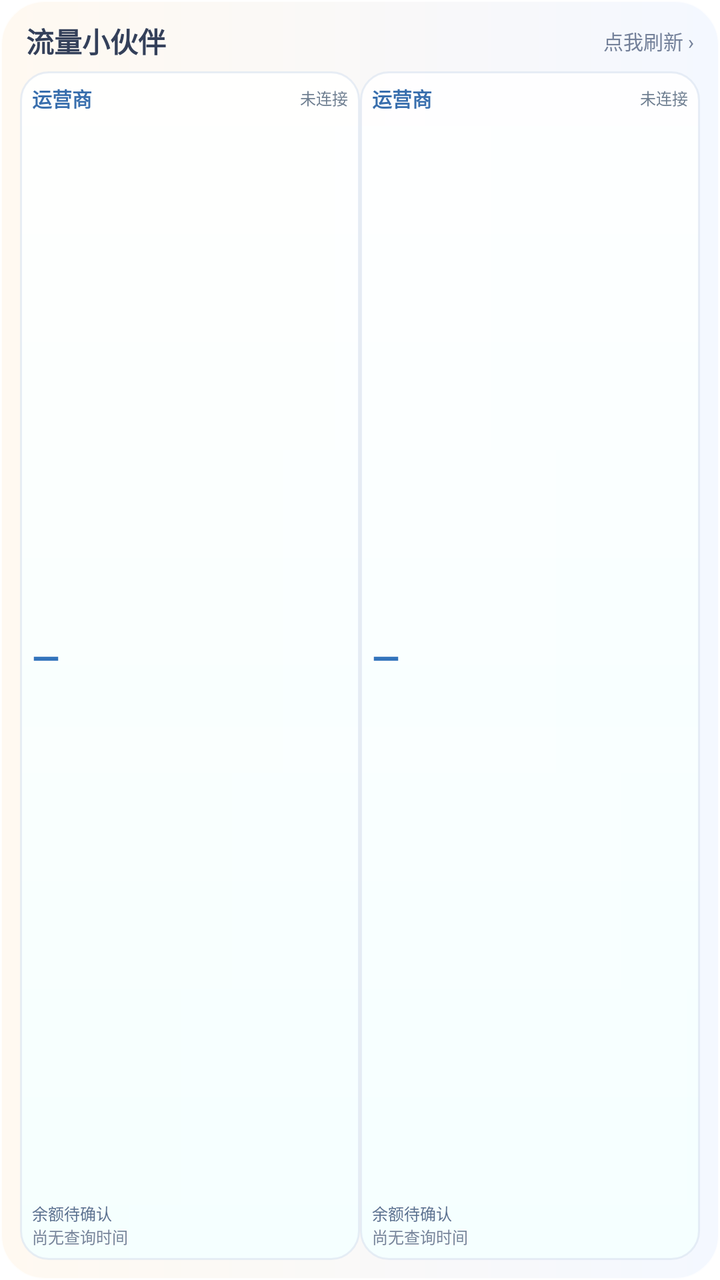
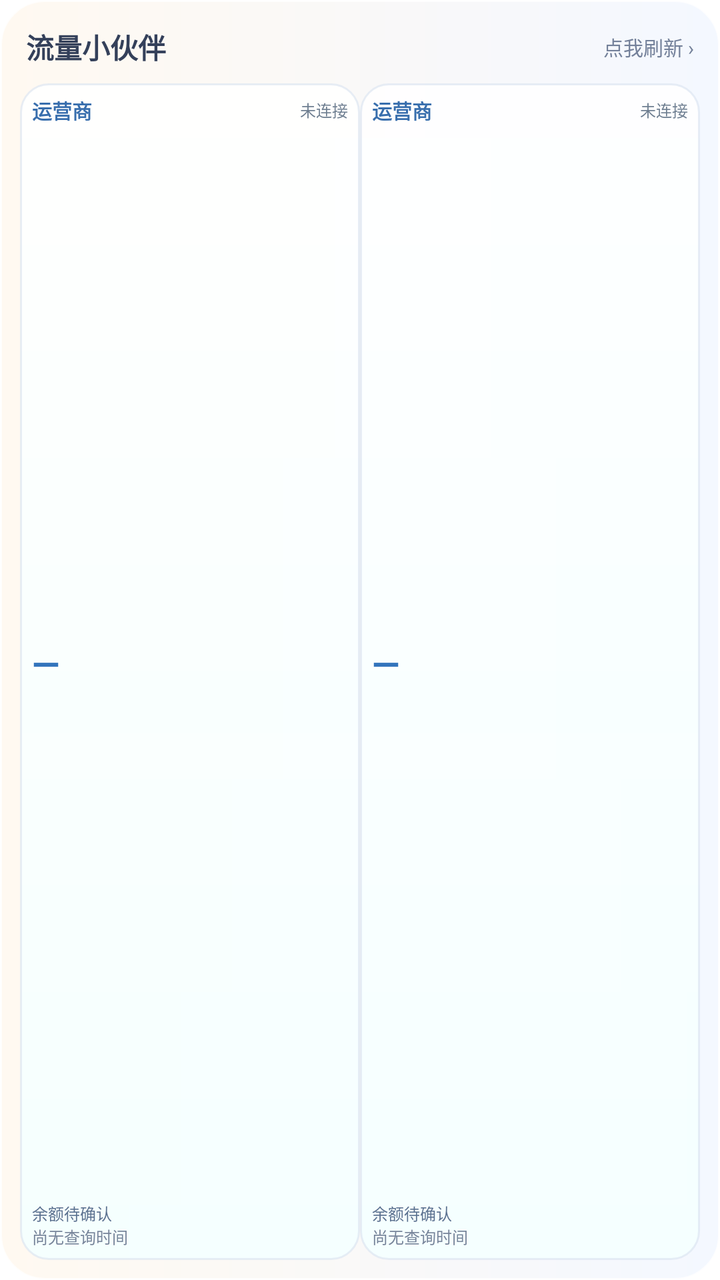

The first picture is an Android layout as it rendered before a commit; the second is the same layout after the commit. The layout source and the unified diff follow.
<!-- AndroidManifest.xml: fallback theme Theme.MaterialComponents.DayNight.NoActionBar -->
<!-- res/layout/traffic_widget.xml -->
<?xml version="1.0" encoding="utf-8"?>
<LinearLayout xmlns:android="http://schemas.android.com/apk/res/android"
    android:id="@+id/widget_root"
    android:layout_width="match_parent"
    android:layout_height="match_parent"
    android:orientation="vertical"
    android:padding="10dp"
    android:background="@drawable/widget_shell">

    <LinearLayout
        android:layout_width="match_parent"
        android:layout_height="wrap_content"
        android:gravity="center_vertical"
        android:orientation="horizontal"
        android:paddingStart="3dp"
        android:paddingEnd="3dp"
        android:paddingBottom="5dp">
        <TextView
            android:layout_width="0dp"
            android:layout_height="wrap_content"
            android:layout_weight="1"
            android:text="流量小伙伴"
            android:textColor="#34405A"
            android:textSize="14sp"
            android:textStyle="bold"
            android:maxLines="1" />
        <TextView
            android:layout_width="wrap_content"
            android:layout_height="wrap_content"
            android:text="点我刷新 ›"
            android:textColor="#74819A"
            android:textSize="10sp"
            android:maxLines="1" />
    </LinearLayout>
    <LinearLayout
        android:id="@+id/top_row"
        android:layout_width="match_parent"
        android:layout_height="0dp"
        android:layout_weight="1"
        android:orientation="horizontal">
        <LinearLayout
            android:id="@+id/slot_1"
            android:layout_width="0dp"
            android:layout_height="match_parent"
            android:layout_weight="1"
            android:orientation="vertical"
            android:padding="6dp"
            android:background="@drawable/widget_carrier_card">
            <LinearLayout
                android:layout_width="match_parent"
                android:layout_height="wrap_content"
                android:orientation="horizontal"
                android:gravity="center_vertical">
                <TextView
                    android:id="@+id/slot_1_name"
                    android:layout_width="0dp"
                    android:layout_height="wrap_content"
                    android:layout_weight="1"
                    android:text="运营商"
                    android:textColor="#386EAD"
                    android:textSize="10sp"
                    android:textStyle="bold"
                    android:maxLines="1" />
                <TextView
                    android:id="@+id/slot_1_state"
                    android:layout_width="wrap_content"
                    android:layout_height="wrap_content"
                    android:text="未连接"
                    android:textColor="#6F7F91"
                    android:textSize="8sp"
                    android:maxLines="1" />
            </LinearLayout>
            <TextView
                android:id="@+id/slot_1_amount"
                android:layout_width="match_parent"
                android:layout_height="0dp"
                android:layout_weight="1"
                android:gravity="center_vertical"
                android:text="—"
                android:textColor="#3374BC"
                android:textSize="18sp"
                android:textStyle="bold"
                android:singleLine="true"
                android:ellipsize="end" />
            <TextView
                android:id="@+id/slot_1_label"
                android:layout_width="match_parent"
                android:layout_height="wrap_content"
                android:text="余额待确认"
                android:textColor="#5C7190"
                android:textSize="8sp"
                android:maxLines="1"
                android:ellipsize="end" />
            <TextView
                android:id="@+id/slot_1_time"
                android:layout_width="match_parent"
                android:layout_height="wrap_content"
                android:text="尚无查询时间"
                android:textColor="#77849A"
                android:textSize="8sp"
                android:maxLines="1" />
        </LinearLayout>
        <TextView
            android:id="@+id/top_divider"
            android:layout_width="5dp"
            android:layout_height="match_parent"
            android:visibility="gone" />
        <LinearLayout
            android:id="@+id/slot_2"
            android:layout_width="0dp"
            android:layout_height="match_parent"
            android:layout_weight="1"
            android:orientation="vertical"
            android:padding="6dp"
            android:background="@drawable/widget_carrier_card">
            <LinearLayout
                android:layout_width="match_parent"
                android:layout_height="wrap_content"
                android:orientation="horizontal"
                android:gravity="center_vertical">
                <TextView
                    android:id="@+id/slot_2_name"
                    android:layout_width="0dp"
                    android:layout_height="wrap_content"
                    android:layout_weight="1"
                    android:text="运营商"
                    android:textColor="#386EAD"
                    android:textSize="10sp"
                    android:textStyle="bold"
                    android:maxLines="1" />
                <TextView
                    android:id="@+id/slot_2_state"
                    android:layout_width="wrap_content"
                    android:layout_height="wrap_content"
                    android:text="未连接"
                    android:textColor="#6F7F91"
                    android:textSize="8sp"
                    android:maxLines="1" />
            </LinearLayout>
            <TextView
                android:id="@+id/slot_2_amount"
                android:layout_width="match_parent"
                android:layout_height="0dp"
                android:layout_weight="1"
                android:gravity="center_vertical"
                android:text="—"
                android:textColor="#3374BC"
                android:textSize="18sp"
                android:textStyle="bold"
                android:singleLine="true"
                android:ellipsize="end" />
            <TextView
                android:id="@+id/slot_2_label"
                android:layout_width="match_parent"
                android:layout_height="wrap_content"
                android:text="余额待确认"
                android:textColor="#5C7190"
                android:textSize="8sp"
                android:maxLines="1"
                android:ellipsize="end" />
            <TextView
                android:id="@+id/slot_2_time"
                android:layout_width="match_parent"
                android:layout_height="wrap_content"
                android:text="尚无查询时间"
                android:textColor="#77849A"
                android:textSize="8sp"
                android:maxLines="1" />
        </LinearLayout>
    </LinearLayout>
    <TextView
        android:id="@+id/row_divider"
        android:layout_width="match_parent"
        android:layout_height="5dp"
        android:visibility="gone" />
    <LinearLayout
        android:id="@+id/bottom_row"
        android:layout_width="match_parent"
        android:layout_height="0dp"
        android:layout_weight="1"
        android:orientation="horizontal"
        android:visibility="gone">
        <LinearLayout
            android:id="@+id/slot_3"
            android:layout_width="0dp"
            android:layout_height="match_parent"
            android:layout_weight="1"
            android:orientation="vertical"
            android:padding="6dp"
            android:background="@drawable/widget_carrier_card">
            <LinearLayout
                android:layout_width="match_parent"
                android:layout_height="wrap_content"
                android:orientation="horizontal"
                android:gravity="center_vertical">
                <TextView
                    android:id="@+id/slot_3_name"
                    android:layout_width="0dp"
                    android:layout_height="wrap_content"
                    android:layout_weight="1"
                    android:text="运营商"
                    android:textColor="#386EAD"
                    android:textSize="10sp"
                    android:textStyle="bold"
                    android:maxLines="1" />
                <TextView
                    android:id="@+id/slot_3_state"
                    android:layout_width="wrap_content"
                    android:layout_height="wrap_content"
                    android:text="未连接"
                    android:textColor="#6F7F91"
                    android:textSize="8sp"
                    android:maxLines="1" />
            </LinearLayout>
            <TextView
                android:id="@+id/slot_3_amount"
                android:layout_width="match_parent"
                android:layout_height="0dp"
                android:layout_weight="1"
                android:gravity="center_vertical"
                android:text="—"
                android:textColor="#3374BC"
                android:textSize="18sp"
                android:textStyle="bold"
                android:singleLine="true"
                android:ellipsize="end" />
            <TextView
                android:id="@+id/slot_3_label"
                android:layout_width="match_parent"
                android:layout_height="wrap_content"
                android:text="余额待确认"
                android:textColor="#5C7190"
                android:textSize="8sp"
                android:maxLines="1"
                android:ellipsize="end" />
            <TextView
                android:id="@+id/slot_3_time"
                android:layout_width="match_parent"
                android:layout_height="wrap_content"
                android:text="尚无查询时间"
                android:textColor="#77849A"
                android:textSize="8sp"
                android:maxLines="1" />
        </LinearLayout>
        <TextView
            android:id="@+id/bottom_divider"
            android:layout_width="5dp"
            android:layout_height="match_parent"
            android:visibility="gone" />
        <LinearLayout
            android:id="@+id/slot_4"
            android:layout_width="0dp"
            android:layout_height="match_parent"
            android:layout_weight="1"
            android:orientation="vertical"
            android:padding="6dp"
            android:background="@drawable/widget_carrier_card">
            <LinearLayout
                android:layout_width="match_parent"
                android:layout_height="wrap_content"
                android:orientation="horizontal"
                android:gravity="center_vertical">
                <TextView
                    android:id="@+id/slot_4_name"
                    android:layout_width="0dp"
                    android:layout_height="wrap_content"
                    android:layout_weight="1"
                    android:text="运营商"
                    android:textColor="#386EAD"
                    android:textSize="10sp"
                    android:textStyle="bold"
                    android:maxLines="1" />
                <TextView
                    android:id="@+id/slot_4_state"
                    android:layout_width="wrap_content"
                    android:layout_height="wrap_content"
                    android:text="未连接"
                    android:textColor="#6F7F91"
                    android:textSize="8sp"
                    android:maxLines="1" />
            </LinearLayout>
            <TextView
                android:id="@+id/slot_4_amount"
                android:layout_width="match_parent"
                android:layout_height="0dp"
                android:layout_weight="1"
                android:gravity="center_vertical"
                android:text="—"
                android:textColor="#3374BC"
                android:textSize="18sp"
                android:textStyle="bold"
                android:singleLine="true"
                android:ellipsize="end" />
            <TextView
                android:id="@+id/slot_4_label"
                android:layout_width="match_parent"
                android:layout_height="wrap_content"
                android:text="余额待确认"
                android:textColor="#5C7190"
                android:textSize="8sp"
                android:maxLines="1"
                android:ellipsize="end" />
            <TextView
                android:id="@+id/slot_4_time"
                android:layout_width="match_parent"
                android:layout_height="wrap_content"
                android:text="尚无查询时间"
                android:textColor="#77849A"
                android:textSize="8sp"
                android:maxLines="1" />
        </LinearLayout>
    </LinearLayout>
    <TextView
        android:id="@+id/widget_empty"
        android:layout_width="match_parent"
        android:layout_height="0dp"
        android:layout_weight="1"
        android:gravity="center"
        android:text="先在应用里选择运营商"
        android:textColor="#74819A"
        android:textSize="12sp"
        android:visibility="gone" />
</LinearLayout>
<!-- resources referenced by this layout -->
<resources>
  <!-- drawable widget_carrier_card (drawable) -->
  <?xml version="1.0" encoding="utf-8"?>
  <shape xmlns:android="http://schemas.android.com/apk/res/android" android:shape="rectangle">
      <corners android:radius="14dp" />
      <gradient android:angle="90" android:startColor="#EAF4FFFF" android:endColor="#DFFFFFFF" />
      <stroke android:width="1dp" android:color="#A8DCE5F2" />
  </shape>
  <!-- drawable widget_shell (drawable) -->
  <?xml version="1.0" encoding="utf-8"?>
  <shape xmlns:android="http://schemas.android.com/apk/res/android" android:shape="rectangle">
      <corners android:radius="22dp" />
      <gradient android:angle="0" android:startColor="#FFF9F1" android:endColor="#F4F8FF" />
      <stroke android:width="1dp" android:color="#CCFFFFFF" />
  </shape>
</resources>

<!-- the commit's change to res/layout/traffic_widget.xml (unified diff, before → after) -->
@@ -25,11 +25,17 @@
             android:textStyle="bold"
             android:maxLines="1" />
         <TextView
+            android:id="@+id/widget_refresh_action"
             android:layout_width="wrap_content"
             android:layout_height="wrap_content"
             android:text="点我刷新 ›"
             android:textColor="#74819A"
             android:textSize="10sp"
+            android:paddingStart="8dp"
+            android:paddingTop="6dp"
+            android:paddingBottom="6dp"
+            android:contentDescription="打开流量小伙伴并刷新所选运营商"
+            android:clickable="true"
             android:maxLines="1" />
     </LinearLayout>
     <LinearLayout
